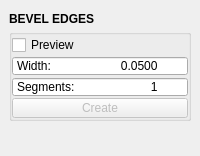
Old version of the form mayatk/edit_utils/bevel_edges.ui in the repository m3trik/mayatk.
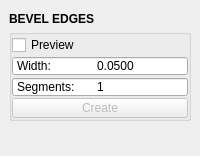
New version of the form. Custom widgets are drawn as their Qt base class.

```diff
--- a/mayatk/edit_utils/bevel_edges.ui
+++ b/mayatk/edit_utils/bevel_edges.ui
@@ -187,7 +187,7 @@
             <enum>QAbstractSpinBox::NoButtons</enum>
            </property>
            <property name="prefix">
-            <string>Width:                     </string>
+            <string>Width:	</string>
            </property>
            <property name="decimals">
             <number>4</number>
@@ -224,7 +224,7 @@
             <enum>QAbstractSpinBox::NoButtons</enum>
            </property>
            <property name="prefix">
-            <string>Segments:                       </string>
+            <string>Segments:	</string>
            </property>
            <property name="minimum">
             <number>1</number>
```
